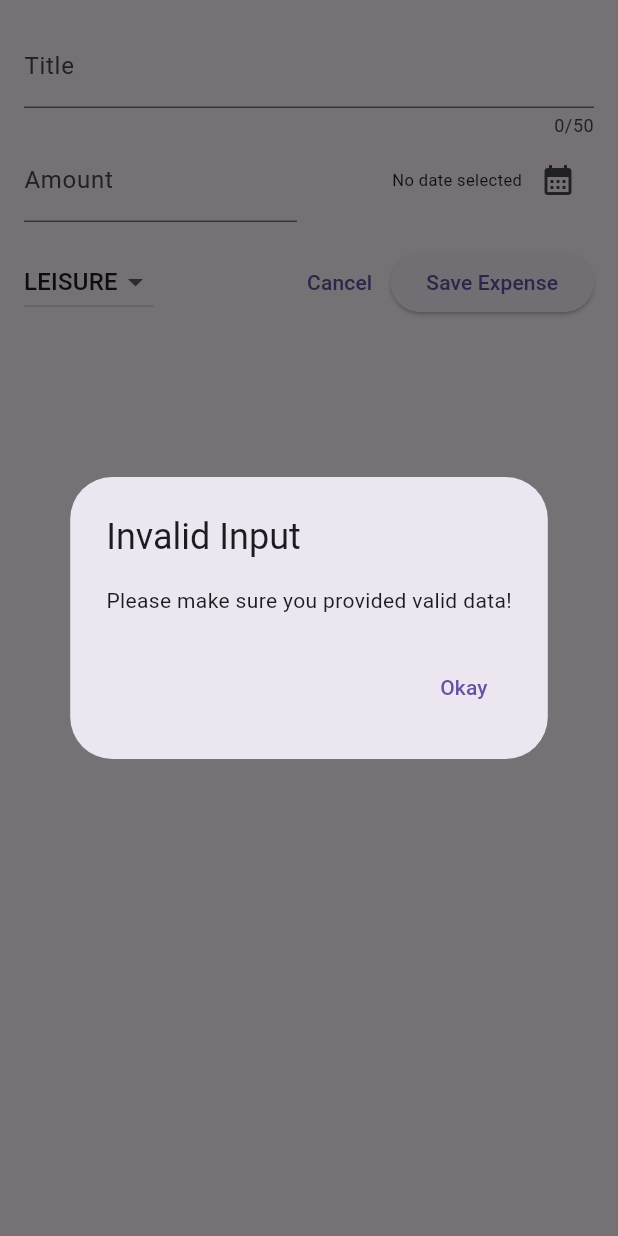
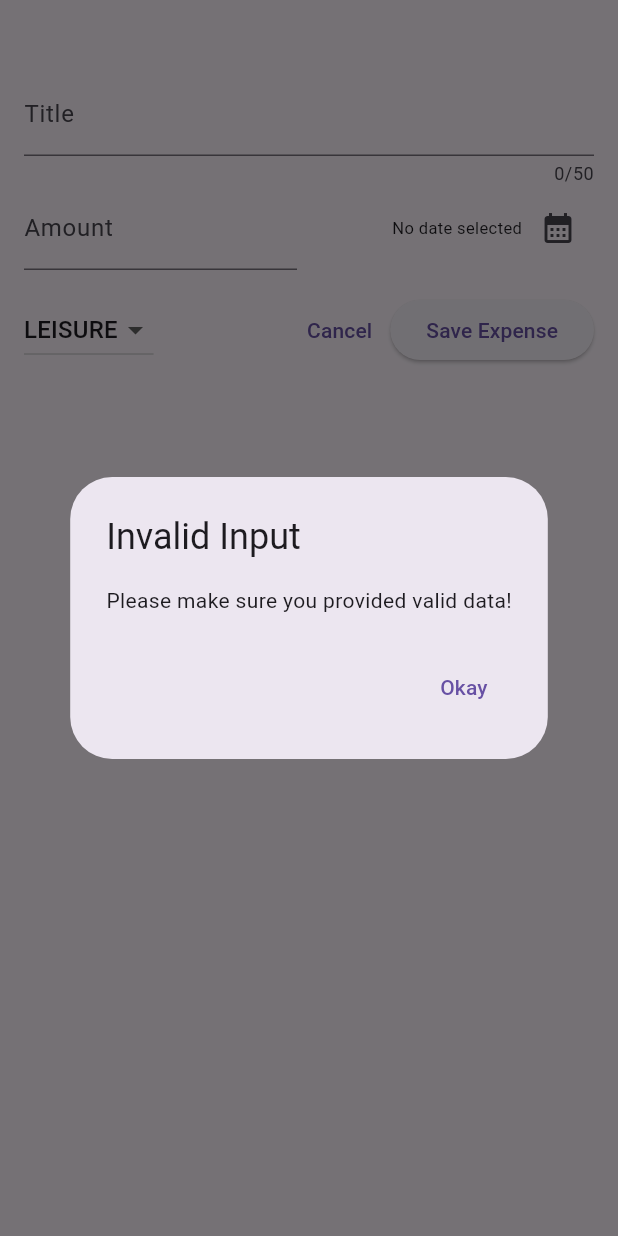
Before and after one commit to ArthurBufon/flutter_expense_tracker, a Flutter app: the NewExpense widget shown alone on an empty page, opened directly with empty values, after a tap on "Save Expense", on a phone screen of 412 x 824 dp. Run offline on Flutter 3.47's test engine with Material 2 defaults, Android fonts, the phone set to English and light mode, and no system bars.

Commit message:
fullscreen modal

```diff
--- a/lib/widgets/expenses.dart
+++ b/lib/widgets/expenses.dart
@@ -30,6 +30,7 @@ class _ExpensesState extends State<Expenses> {
 
   void _openModal() {
     showModalBottomSheet(
+      isScrollControlled: true,
       context: context,
       builder: (ctx) => NewExpense(onAddExpense: _addExpense,),
     );
--- a/lib/widgets/new_expense.dart
+++ b/lib/widgets/new_expense.dart
@@ -53,7 +53,12 @@ class _NewExpenseState extends State<NewExpense> {
       );
       return;
     }
-    widget.onAddExpense(Expense(title: _titleController.text, amount: enteredAmount, date: _selectedDate!, category: _selectedCategory));
+    widget.onAddExpense(Expense(
+        title: _titleController.text,
+        amount: enteredAmount,
+        date: _selectedDate!,
+        category: _selectedCategory));
+    Navigator.pop(context);
   }
 
   @override
@@ -66,7 +71,7 @@ class _NewExpenseState extends State<NewExpense> {
   @override
   Widget build(BuildContext context) {
     return Padding(
-      padding: const EdgeInsets.all(16),
+      padding: const EdgeInsets.fromLTRB(16, 48, 16, 16),
       child: Column(
         children: [
           TextField(
```
